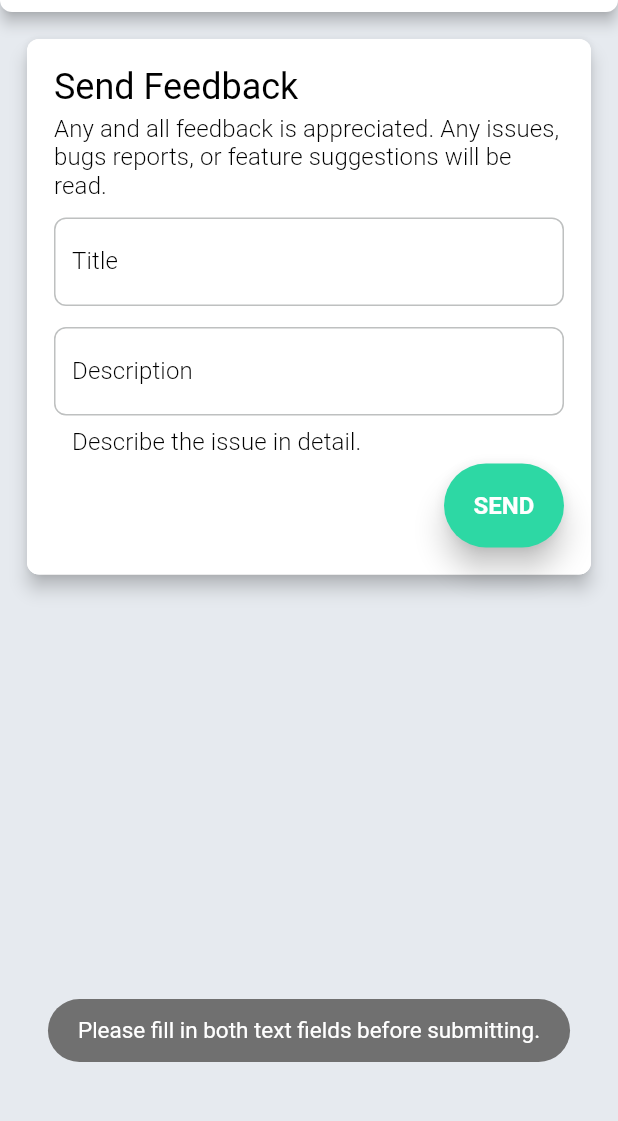
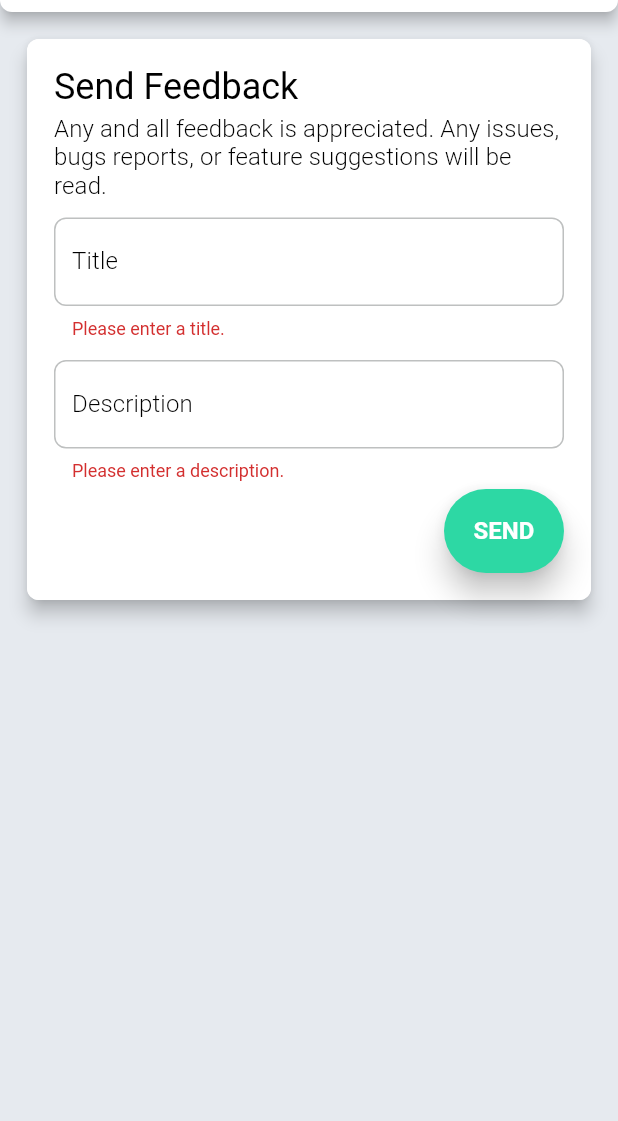
Before and after one commit to alarichartsock/smartmoney, a Flutter app: the Feedback screen opened by its route, after a tap on "SEND", on a phone screen of 412 x 824 dp, the part 78-1199 px from its top. Run offline on Flutter 3.47's test engine with Material 2 defaults, Android fonts, the phone set to English and light mode, and no system bars; our stand-ins replace flutter_bloc, toast.

Commit message:
Linked Firebase Crashlytics, Performance. Updated form fields in Log in and Feedback.

```diff
--- a/lib/android/screens/menu/feedback_screen.dart
+++ b/lib/android/screens/menu/feedback_screen.dart
@@ -1,6 +1,8 @@
 import 'package:flutter/material.dart';
 import 'package:smartmoney/android/components/styled_button.dart';
 import 'package:smartmoney/android/components/styled_container.dart';
+
+//import 'package:firebase_auth/firebase_auth.dart';
 
 import 'package:toast/toast.dart';
 
@@ -11,6 +13,8 @@ class Feedback extends StatefulWidget {
 
 class _FeedbackState extends State<Feedback> {
 //Alaric todo: give each user 10 or so allowed feedbacks to avoid spam. Waiting until accounts are a thing.
+
+  final GlobalKey<FormState> _formKey = GlobalKey<FormState>();
 
   @override
   Widget build(BuildContext context) {
@@ -46,13 +50,7 @@ class _FeedbackState extends State<Feedback> {
     String description;
 
     void _sendToServer(String localTitle, String localDescription) {
-      if ((title == null || title =="") || (description == null || description == "")) { //So ugly. Sorry guys.
-        Toast.show(
-            "Please fill in both text fields before submitting.", context,
-            duration: 2,
-            backgroundColor: Theme.of(context).focusColor,
-            textColor: Theme.of(context).canvasColor);
-      } else {
+      if (_formKey.currentState.validate()) {
         Toast.show("Your input is appreciated.", context,
             duration: 2,
             backgroundColor: Theme.of(context).focusColor,
@@ -62,6 +60,8 @@ class _FeedbackState extends State<Feedback> {
         description = null;
         titleController.clear();
         descriptionController.clear();
+      } else {
+
       }
     }
 
@@ -106,6 +106,8 @@ class _FeedbackState extends State<Feedback> {
                     width: _containerWidth,
                     child: Padding(
                       padding: const EdgeInsets.all(18.0),
+                      child: Form(
+                        key: _formKey,
                          child: Column(
                           crossAxisAlignment: CrossAxisAlignment.start,
                           children: <Widget>[
@@ -123,13 +125,15 @@ class _FeedbackState extends State<Feedback> {
                             ),
                             Padding(
                               padding: const EdgeInsets.only(top: 12.0),
-                            child: TextField(
-                              onChanged: (String text) {
-                                title = text;
+                              child: TextFormField(
+                                validator: (String text) {
+                                  if(text.isEmpty) {
+                                    return "Please enter a title.";
+                                  } else {
+                                    return null;
+                                  }
                                 },
-                              onSubmitted: (String text) {
-                                title = text;
-                              },
+                                onChanged: (text) => title = text,
                                 controller: titleController,
                                 decoration: InputDecoration(
                                   fillColor: Theme.of(context).canvasColor,
@@ -149,13 +153,15 @@ class _FeedbackState extends State<Feedback> {
                             Padding(
                               padding:
                                   const EdgeInsets.only(top: 14.0, bottom: 5.0),
-                            child: TextField(
-                              onChanged: (String text) {
-                                description = text;
+                              child: TextFormField(
+                                  validator: (String text) {
+                                  if(text.isEmpty) {
+                                    return "Please enter a description.";
+                                  } else {
+                                    return null;
+                                  }
                                 },
-                              onSubmitted: (String text) {
-                                description = text;
-                              },
+                                onChanged: (text) => description = text,
                                 controller: descriptionController,
                                 minLines: 1,
                                 maxLines: 100,
@@ -183,7 +189,7 @@ class _FeedbackState extends State<Feedback> {
                                 width: 56.0,
                                 text: "SEND",
                                 onPressed: () {
-                                FocusScope.of(context).requestFocus(new FocusNode()); // Lowers any keyboards.
+                                  FocusScope.of(context).requestFocus(new FocusNode()); // Lowers keyboard.
                                   print("$title"); //These print statements are for debugging purposes.
                                   print("$description");
                                   _sendToServer(title, description);
@@ -191,6 +197,7 @@ class _FeedbackState extends State<Feedback> {
                               ),
                             )
                           ],
+                        ),
                       ),
                     ),
                   ),
--- a/lib/main.dart
+++ b/lib/main.dart
@@ -34,7 +34,7 @@ class SmartMoneyAndroid extends StatelessWidget {
   @override
   Widget build(BuildContext context) {
     return MaterialApp(
-        home: Home(),
+        home: FeedBackScreen.Feedback(),
         theme: CustomTheme.of(context),
         darkTheme: MyThemes.darkTheme,
         title: "Smartmoney Android",
--- a/pubspec.yaml
+++ b/pubspec.yaml
@@ -22,6 +22,7 @@ dependencies:
   flutter_bloc: ^0.14.0
   toast: ^0.1.5
   charts_flutter: ^0.6.0
+  #firebase_auth: ^0.14.0
 
 
   # The following adds the Cupertino Icons font to your application.
```
Also changed, not shown: lib/android/screens/home/home_screen.dart (+8 -1 lines), lib/android/screens/signin/sign_in_screen.dart (+76 -20 lines), pubspec.lock, 3 other files. Lines whose indentation alone changed are shown as unchanged.
